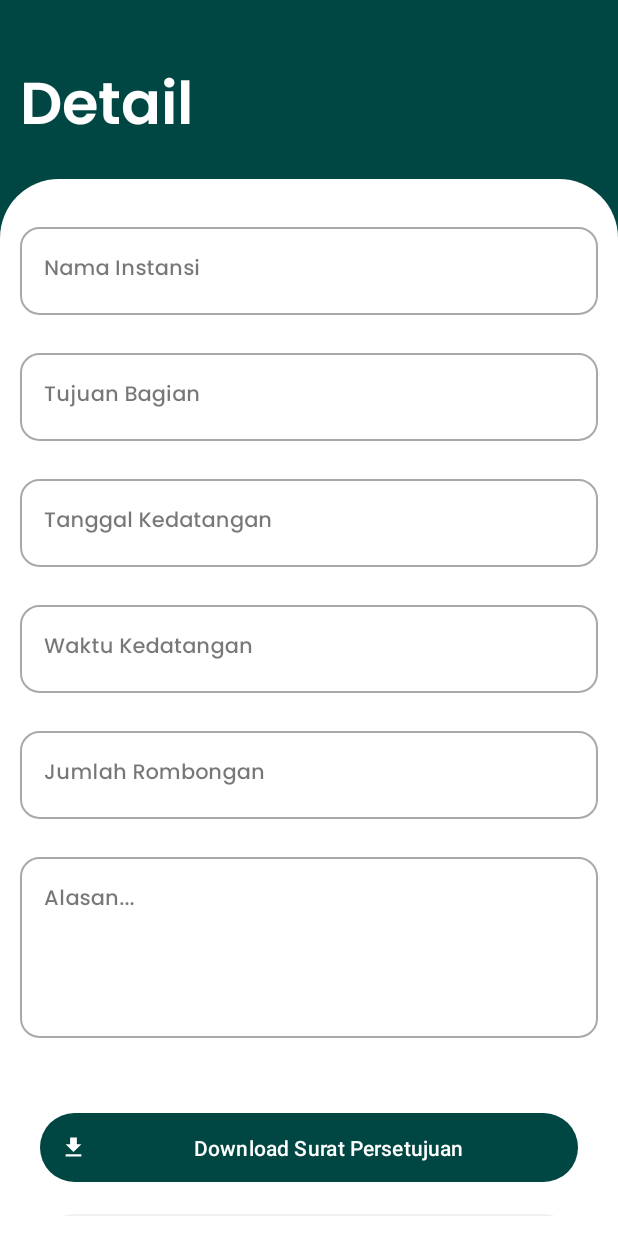
After one commit to KEVINGILBERTTODING/Sepada-App, an Android app: the layout fragment_detail_pengajuan.xml on its own in the app's theme, with its tools: preview values and no code run, on a phone screen of 412 x 824 dp. The commit adds this screen. Run offline under Robolectric (Android 15) with nearby library versions, the phone set to English and light mode, and no system bars.

Commit message:
added download surat persetujuan

```diff
--- a/app/src/main/java/com/example/sepada/ui/main/user/adapter/RiwayatTamuAdapter.java
+++ b/app/src/main/java/com/example/sepada/ui/main/user/adapter/RiwayatTamuAdapter.java
@@ -1,16 +1,20 @@
 package com.example.sepada.ui.main.user.adapter;
 
 import android.content.Context;
+import android.os.Bundle;
 import android.view.LayoutInflater;
 import android.view.View;
 import android.view.ViewGroup;
 import android.widget.TextView;
 
 import androidx.annotation.NonNull;
+import androidx.fragment.app.Fragment;
+import androidx.fragment.app.FragmentActivity;
 import androidx.recyclerview.widget.RecyclerView;
 
 import com.example.sepada.R;
 import com.example.sepada.data.model.TamuModel;
+import com.example.sepada.ui.main.user.tamu.DetailPengajuanFragment;
 
 import java.util.ArrayList;
 import java.util.List;
@@ -61,7 +65,7 @@ public class RiwayatTamuAdapter extends RecyclerView.Adapter<RiwayatTamuAdapter.
         notifyDataSetChanged();
     }
 
-    public class ViewHolder extends RecyclerView.ViewHolder {
+    public class ViewHolder extends RecyclerView.ViewHolder implements View.OnClickListener {
         TextView tvTime, tvDate, tvInstansi, tvTotalPerson, tvStatus;
         public ViewHolder(@NonNull View itemView) {
             super(itemView);
@@ -71,9 +75,27 @@ public class RiwayatTamuAdapter extends RecyclerView.Adapter<RiwayatTamuAdapter.
             tvInstansi = itemView.findViewById(R.id.tvInstansi);
             tvTotalPerson = itemView.findViewById(R.id.tvTotalPerson);
             tvStatus = itemView.findViewById(R.id.tvStatus);
+            itemView.setOnClickListener(this);
         }
 
 
+        @Override
+        public void onClick(View v) {
+            Fragment fragment = new DetailPengajuanFragment();
+            Bundle bundle = new Bundle();
+            bundle.putString("nama_instansi", tamuModelList.get(getAdapterPosition()).getNamaLengkap());
+            bundle.putString("tujuan", tamuModelList.get(getAdapterPosition()).getTujuan());
+            bundle.putString("tanggal", tamuModelList.get(getAdapterPosition()).getTanggal());
+            bundle.putString("waktu", tamuModelList.get(getAdapterPosition()).getJam());
+            bundle.putString("status", tamuModelList.get(getAdapterPosition()).getIdStatus());
+            bundle.putString("alasan_verifikasi", tamuModelList.get(getAdapterPosition()).getAlasanVerifikasi());
+            bundle.putString("jumlah", tamuModelList.get(getAdapterPosition()).getJumlah());
+            bundle.putString("alasan", tamuModelList.get(getAdapterPosition()).getAlasan());
+            bundle.putString("id", tamuModelList.get(getAdapterPosition()).getIdTamu());
+            fragment.setArguments(bundle);
+            ((FragmentActivity) context).getSupportFragmentManager().beginTransaction()
+                    .replace(R.id.frameUser, fragment).addToBackStack(null).commit();
 
+        }
     }
 }
--- /dev/null
+++ b/app/src/main/java/com/example/sepada/ui/main/user/tamu/DetailPengajuanFragment.java
@@ -0,0 +1,73 @@
+package com.example.sepada.ui.main.user.tamu;
+
+import android.content.Intent;
+import android.net.Uri;
+import android.os.Bundle;
+
+import androidx.annotation.NonNull;
+import androidx.annotation.Nullable;
+import androidx.fragment.app.Fragment;
+
+import android.view.LayoutInflater;
+import android.view.View;
+import android.view.ViewGroup;
+
+import com.example.sepada.R;
+import com.example.sepada.databinding.FragmentDetailPengajuanBinding;
+import com.example.sepada.util.Constans;
+
+public class DetailPengajuanFragment extends Fragment {
+
+    private String id;
+    private FragmentDetailPengajuanBinding binding;
+
+
+
+    @Override
+    public View onCreateView(LayoutInflater inflater, ViewGroup container,
+                             Bundle savedInstanceState) {
+        // Inflate the layout for this fragment
+        binding = FragmentDetailPengajuanBinding.inflate(inflater, container, false);
+
+        binding.etNamInstansi.setText(getArguments().getString("nama_instansi"));
+        binding.etTujuanBagian.setText(getArguments().getString("tujuan"));
+        binding.etTglKedatangan.setText(getArguments().getString("tanggal"));
+        binding.etWaktuKedatangan.setText(getArguments().getString("waktu"));
+        binding.etJumlah.setText(getArguments().getString("jumlah"));
+        binding.etAlasan.setText(getArguments().getString("alasan"));
+        id = getArguments().getString("id");
+
+        if (getArguments().getString("status").equals("2")) {
+            binding.btnDownload.setVisibility(View.VISIBLE);
+        }else {
+            binding.btnDownload.setVisibility(View.GONE);
+        }
+
+
+        return binding.getRoot();
+    }
+
+    @Override
+    public void onViewCreated(@NonNull View view, @Nullable Bundle savedInstanceState) {
+        super.onViewCreated(view, savedInstanceState);
+        listener();
+    }
+
+    private void listener() {
+        binding.btnKembali.setOnClickListener(new View.OnClickListener() {
+            @Override
+            public void onClick(View v) {
+                getActivity().onBackPressed();
+            }
+        });
+        binding.btnDownload.setOnClickListener(new View.OnClickListener() {
+            @Override
+            public void onClick(View v) {
+                Intent intent = new Intent(Intent.ACTION_VIEW);
+                intent.setData(Uri.parse(Constans.URL_DOWNLOAD_SURAT_PERSETUJUAN + id));
+                startActivity(intent);
+            }
+        });
+
+    }
+}
--- a/app/src/main/java/com/example/sepada/util/Constans.java
+++ b/app/src/main/java/com/example/sepada/util/Constans.java
@@ -9,5 +9,7 @@ public class Constans {
     public static final String USERNAME = "username";
     public static final String ROLE = "role";
 
+    public static final String URL_DOWNLOAD_SURAT_PERSETUJUAN = BASE_URL + "user/download_surat_persetujuan/";
+
 
 }
--- /dev/null
+++ b/app/src/main/res/drawable/baseline_download_24.xml
@@ -0,0 +1,5 @@
+<vector android:height="24dp" android:tint="#000000"
+    android:viewportHeight="24" android:viewportWidth="24"
+    android:width="24dp" xmlns:android="http://schemas.android.com/apk/res/android">
+    <path android:fillColor="@android:color/white" android:pathData="M5,20h14v-2H5V20zM19,9h-4V3H9v6H5l7,7L19,9z"/>
+</vector>
--- /dev/null
+++ b/app/src/main/res/layout/fragment_detail_pengajuan.xml
@@ -0,0 +1,244 @@
+<?xml version="1.0" encoding="utf-8"?>
+<layout
+    xmlns:app="http://schemas.android.com/apk/res-auto"
+    xmlns:android="http://schemas.android.com/apk/res/android">
+    <RelativeLayout
+        xmlns:tools="http://schemas.android.com/tools"
+        android:layout_width="match_parent"
+        android:layout_height="match_parent"
+        android:background="@color/main"
+        tools:context=".ui.main.user.profile.UpdateProfileFragment">
+        <TextView
+            android:layout_width="match_parent"
+            android:layout_height="wrap_content"
+            android:fontFamily="@font/popsem"
+            android:id="@+id/tvRegister"
+            android:layout_marginTop="@dimen/_20sdp"
+            android:textColor="@color/white"
+            android:padding="@dimen/_10sdp"
+            android:textSize="@dimen/_30ssp"
+            android:text="Detail"/>
+
+
+        <LinearLayout
+            android:layout_width="match_parent"
+            android:padding="@dimen/_10sdp"
+            android:background="@drawable/container1"
+            android:layout_height="match_parent"
+            android:layout_below="@id/tvRegister"
+            android:orientation="vertical">
+
+            <androidx.core.widget.NestedScrollView
+                android:layout_width="match_parent"
+                android:layout_height="match_parent">
+                <LinearLayout
+                    android:layout_width="match_parent"
+                    android:layout_height="match_parent"
+                    android:orientation="vertical">
+                    <com.google.android.material.textfield.TextInputLayout
+                        android:layout_marginTop="@dimen/_10sdp"
+                        style="@style/Widget.MaterialComponents.TextInputLayout.OutlinedBox"
+                        android:layout_width="match_parent"
+                        android:layout_height="wrap_content"
+                        android:layout_marginBottom="@dimen/_5sdp"
+                        android:textColor="@color/black"
+                        app:boxCornerRadiusBottomEnd="@dimen/_10sdp"
+                        app:boxCornerRadiusBottomStart="@dimen/_10sdp"
+                        app:boxCornerRadiusTopEnd="@dimen/_10sdp"
+                        app:boxCornerRadiusTopStart="@dimen/_10sdp">
+
+                        <com.google.android.material.textfield.TextInputEditText
+                            android:enabled="false"
+
+                            android:id="@+id/etNamInstansi"
+                            android:layout_width="match_parent"
+                            android:layout_height="wrap_content"
+                            android:fontFamily="@font/popmed"
+                            android:hint="Nama Instansi"
+                            android:gravity="start"
+                            android:textColor="@color/black"
+                            android:textSize="@dimen/_11sdp">
+                        </com.google.android.material.textfield.TextInputEditText>
+                    </com.google.android.material.textfield.TextInputLayout>
+                    <com.google.android.material.textfield.TextInputLayout
+                        android:layout_marginTop="@dimen/_10sdp"
+                        style="@style/Widget.MaterialComponents.TextInputLayout.OutlinedBox"
+                        android:layout_width="match_parent"
+                        android:layout_height="wrap_content"
+                        android:layout_marginBottom="@dimen/_5sdp"
+                        android:textColor="@color/black"
+                        app:boxCornerRadiusBottomEnd="@dimen/_10sdp"
+                        app:boxCornerRadiusBottomStart="@dimen/_10sdp"
+                        app:boxCornerRadiusTopEnd="@dimen/_10sdp"
+                        app:boxCornerRadiusTopStart="@dimen/_10sdp">
+
+                        <com.google.android.material.textfield.TextInputEditText
+                            android:enabled="false"
+
+                            android:id="@+id/etTujuanBagian"
+                            android:layout_width="match_parent"
+                            android:layout_height="wrap_content"
+                            android:fontFamily="@font/popmed"
+                            android:hint="Tujuan Bagian"
+                            android:gravity="start"
+                            android:textColor="@color/black"
+                            android:textSize="@dimen/_11sdp">
+                        </com.google.android.material.textfield.TextInputEditText>
+                    </com.google.android.material.textfield.TextInputLayout>
+
+                    <com.google.android.material.textfield.TextInputLayout
+                        android:layout_marginTop="@dimen/_10sdp"
+                        style="@style/Widget.MaterialComponents.TextInputLayout.OutlinedBox"
+                        android:layout_width="match_parent"
+                        android:layout_height="wrap_content"
+                        android:layout_marginBottom="@dimen/_5sdp"
+                        android:textColor="@color/black"
+                        app:boxCornerRadiusBottomEnd="@dimen/_10sdp"
+                        app:boxCornerRadiusBottomStart="@dimen/_10sdp"
+                        app:boxCornerRadiusTopEnd="@dimen/_10sdp"
+                        app:boxCornerRadiusTopStart="@dimen/_10sdp">
+
+                        <com.google.android.material.textfield.TextInputEditText
+                            android:enabled="false"
+
+                            android:id="@+id/etTglKedatangan"
+                            android:layout_width="match_parent"
+                            android:layout_height="wrap_content"
+                            android:fontFamily="@font/popmed"
+                            android:hint="Tanggal Kedatangan"
+                            android:gravity="start"
+                            android:textColor="@color/black"
+                            android:textSize="@dimen/_11sdp">
+                        </com.google.android.material.textfield.TextInputEditText>
+                    </com.google.android.material.textfield.TextInputLayout>
+                    <com.google.android.material.textfield.TextInputLayout
+                        android:layout_marginTop="@dimen/_10sdp"
+                        style="@style/Widget.MaterialComponents.TextInputLayout.OutlinedBox"
+                        android:layout_width="match_parent"
+                        android:layout_height="wrap_content"
+                        android:layout_marginBottom="@dimen/_5sdp"
+                        android:textColor="@color/black"
+                        app:boxCornerRadiusBottomEnd="@dimen/_10sdp"
+                        app:boxCornerRadiusBottomStart="@dimen/_10sdp"
+                        app:boxCornerRadiusTopEnd="@dimen/_10sdp"
+                        app:boxCornerRadiusTopStart="@dimen/_10sdp">
+
+                        <com.google.android.material.textfield.TextInputEditText
+                            android:enabled="false"
+
+                            android:id="@+id/etWaktuKedatangan"
+                            android:layout_width="match_parent"
+                            android:layout_height="wrap_content"
+                            android:fontFamily="@font/popmed"
+                            android:hint="Waktu Kedatangan"
+                            android:gravity="start"
+                            android:textColor="@color/black"
+                            android:textSize="@dimen/_11sdp">
+                        </com.google.android.material.textfield.TextInputEditText>
+                    </com.google.android.material.textfield.TextInputLayout>
+                    <com.google.android.material.textfield.TextInputLayout
+                        android:layout_marginTop="@dimen/_10sdp"
+                        style="@style/Widget.MaterialComponents.TextInputLayout.OutlinedBox"
+                        android:layout_width="match_parent"
+                        android:layout_height="wrap_content"
+                        android:layout_marginBottom="@dimen/_5sdp"
+                        android:textColor="@color/black"
+                        app:boxCornerRadiusBottomEnd="@dimen/_10sdp"
+                        app:boxCornerRadiusBottomStart="@dimen/_10sdp"
+                        app:boxCornerRadiusTopEnd="@dimen/_10sdp"
+                        app:boxCornerRadiusTopStart="@dimen/_10sdp">
+
+                        <com.google.android.material.textfield.TextInputEditText
+                            android:enabled="false"
+
+                            android:id="@+id/etJumlah"
+                            android:layout_width="match_parent"
+                            android:layout_height="wrap_content"
+                            android:fontFamily="@font/popmed"
+                            android:hint="Jumlah Rombongan"
+                            android:gravity="start"
+                            android:textColor="@color/black"
+                            android:textSize="@dimen/_11sdp">
+                        </com.google.android.material.textfield.TextInputEditText>
+                    </com.google.android.material.textfield.TextInputLayout>
+
+
+                    <com.google.android.material.textfield.TextInputLayout
+                        android:layout_marginTop="@dimen/_10sdp"
+                        style="@style/Widget.MaterialComponents.TextInputLayout.OutlinedBox"
+                        android:layout_width="match_parent"
+                        android:layout_height="wrap_content"
+                        android:layout_marginBottom="@dimen/_5sdp"
+                        android:textColor="@color/black"
+                        app:boxCornerRadiusBottomEnd="@dimen/_10sdp"
+                        app:boxCornerRadiusBottomStart="@dimen/_10sdp"
+                        app:boxCornerRadiusTopEnd="@dimen/_10sdp"
+                        app:boxCornerRadiusTopStart="@dimen/_10sdp">
+
+                        <com.google.android.material.textfield.TextInputEditText
+                            android:enabled="false"
+
+                            android:id="@+id/etAlasan"
+                            android:layout_width="match_parent"
+                            android:layout_height="wrap_content"
+                            android:fontFamily="@font/popmed"
+                            android:hint="Alasan..."
+                            android:lines="4"
+                            android:gravity="start"
+                            android:textColor="@color/black"
+                            android:textSize="@dimen/_11sdp">
+                        </com.google.android.material.textfield.TextInputEditText>
+                    </com.google.android.material.textfield.TextInputLayout>
+
+
+
+                    <LinearLayout
+                        android:layout_width="match_parent"
+                        android:padding="@dimen/_10sdp"
+                        android:layout_height="wrap_content"
+                        android:layout_marginBottom="@dimen/_30sdp"
+                        android:layout_alignParentBottom="true"
+                        android:orientation="vertical">
+
+                        <com.google.android.material.button.MaterialButton
+                            android:id="@+id/btnDownload"
+                            android:layout_width="match_parent"
+                            android:layout_height="wrap_content"
+                            android:layout_gravity="bottom"
+                            android:text="Download Surat Persetujuan"
+                            app:icon="@drawable/baseline_download_24"
+                            android:padding="@dimen/_10sdp"
+                            app:backgroundTint="@color/main"
+                            android:layout_marginTop="@dimen/_20sdp"/>
+
+                        <com.google.android.material.button.MaterialButton
+                            android:id="@+id/btnKembali"
+                            android:layout_width="match_parent"
+                            android:layout_height="wrap_content"
+                            android:layout_gravity="bottom"
+                            android:text="Kembali"
+                            android:textColor="@color/main"
+                            android:padding="@dimen/_10sdp"
+                            app:backgroundTint="@color/ligh_gray"
+                            android:layout_marginTop="@dimen/_10sdp"/>
+
+
+
+                    </LinearLayout>
+
+
+
+
+                </LinearLayout>
+            </androidx.core.widget.NestedScrollView>
+
+
+
+
+
+        </LinearLayout>
+
+
+
+    </RelativeLayout>
+</layout>
```
